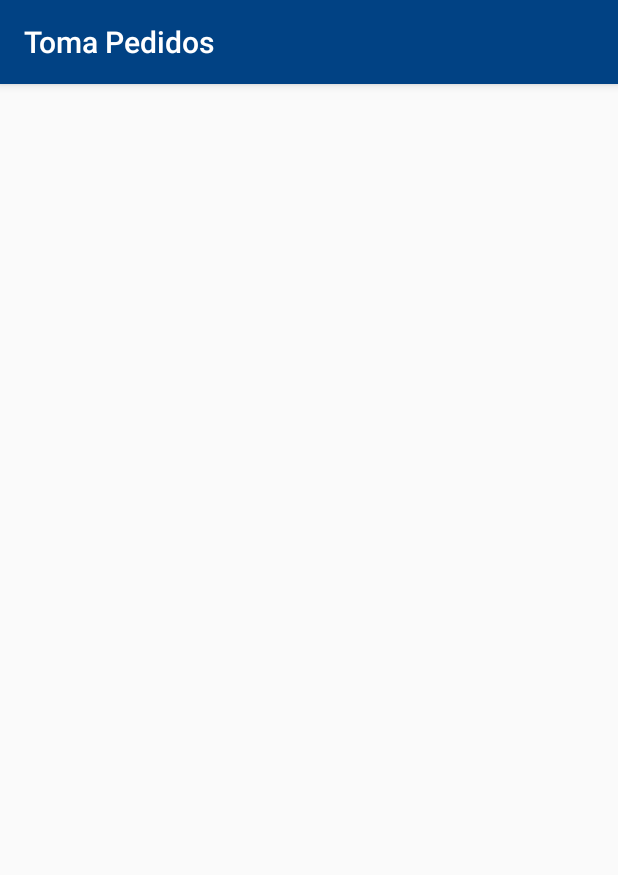
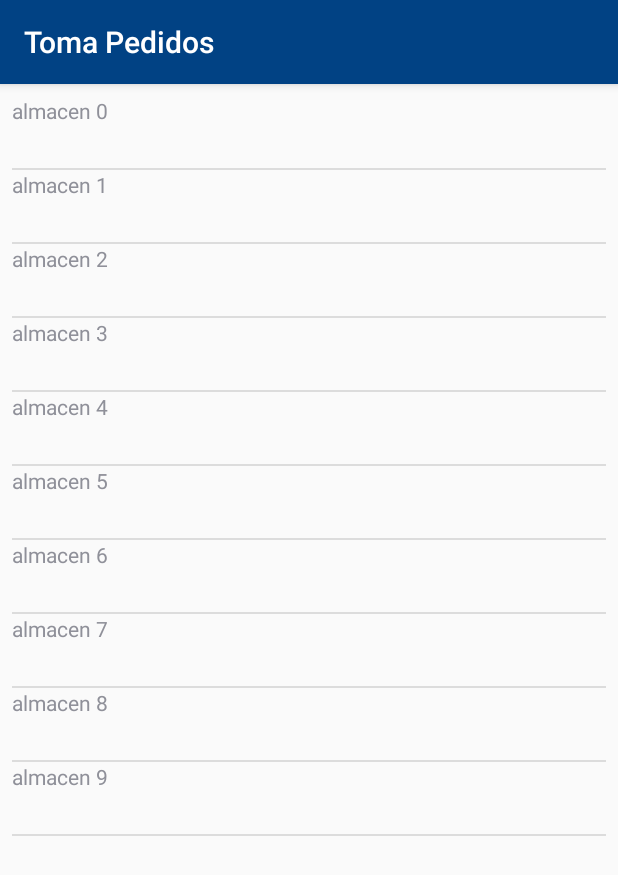
Before and after one commit to CarlosyMasayuki2012/TomaPedidos, an Android app: the ListadoAlmacenActivity screen opened directly, with no data from a screen before it, on a phone screen of 412 x 824 dp. Shown: the top 875 px of the screen. Run offline under Robolectric (Android 15) with nearby library versions, the phone set to English and light mode, and no system bars.

Commit message:
Primer Commit

```diff
--- a/app/src/main/java/com/example/sistemas/tomapedidos/ListadoAlmacenActivity.java
+++ b/app/src/main/java/com/example/sistemas/tomapedidos/ListadoAlmacenActivity.java
@@ -2,12 +2,32 @@ package com.example.sistemas.tomapedidos;
 
 import android.support.v7.app.AppCompatActivity;
 import android.os.Bundle;
+import android.widget.ArrayAdapter;
+import android.widget.ListView;
+
+import java.util.ArrayList;
 
 public class ListadoAlmacenActivity extends AppCompatActivity {
+
+    ListView lvAlmacenes;
+    ArrayList<String> listaalmacen;
 
     @Override
     protected void onCreate(Bundle savedInstanceState) {
         super.onCreate(savedInstanceState);
         setContentView(R.layout.activity_listado_almacen);
+
+        listaalmacen =  new ArrayList<>();
+
+        for (int i =0 ; i<10;i++){
+
+            listaalmacen.add("almacen " + i);
+        }
+
+        lvAlmacenes = findViewById(R.id.lvAlmacenes);
+
+        ArrayAdapter<String> adapter = new ArrayAdapter<String>(getApplicationContext(),R.layout.support_simple_spinner_dropdown_item,listaalmacen);
+
+        lvAlmacenes.setAdapter(adapter);
     }
 }
--- a/app/src/main/res/layout/activity_busqueda_cliente.xml
+++ b/app/src/main/res/layout/activity_busqueda_cliente.xml
@@ -63,9 +63,9 @@
     <ListView
         android:id="@+id/lvClientes"
         android:layout_width="368dp"
-        android:layout_height="286dp"
+        android:layout_height="222dp"
         android:layout_marginStart="16dp"
-        android:layout_marginTop="16dp"
+        android:layout_marginTop="8dp"
         android:layout_marginEnd="16dp"
         android:layout_marginBottom="8dp"
         app:layout_constraintBottom_toBottomOf="parent"
--- a/app/src/main/res/layout/activity_listado_almacen.xml
+++ b/app/src/main/res/layout/activity_listado_almacen.xml
@@ -6,4 +6,16 @@
     android:layout_height="match_parent"
     tools:context=".ListadoAlmacenActivity">
 
+    <ListView
+        android:id="@+id/lvAlmacenes"
+        android:layout_width="0dp"
+        android:layout_height="0dp"
+        android:layout_marginStart="8dp"
+        android:layout_marginTop="8dp"
+        android:layout_marginEnd="8dp"
+        android:layout_marginBottom="8dp"
+        app:layout_constraintBottom_toBottomOf="parent"
+        app:layout_constraintEnd_toEndOf="parent"
+        app:layout_constraintStart_toStartOf="parent"
+        app:layout_constraintTop_toTopOf="parent" />
 </android.support.constraint.ConstraintLayout>
--- a/app/src/main/res/layout/activity_mostrar_cliente.xml
+++ b/app/src/main/res/layout/activity_mostrar_cliente.xml
@@ -179,7 +179,7 @@
         app:layout_constraintTop_toBottomOf="@+id/tvEstado" />
 
     <TextView
-        android:id="@+id/tvfechaultregistro2"
+        android:id="@+id/tvUsuarioUltPedido"
         android:layout_width="230dp"
         android:layout_height="wrap_content"
         android:layout_marginTop="16dp"
```
Also changed, not shown: app/src/main/java/com/example/sistemas/tomapedidos/BusquedaClienteActivity.java (+57 -4 lines), app/src/main/java/com/example/sistemas/tomapedidos/MostrarClienteActivity.java (+35 -0 lines).
